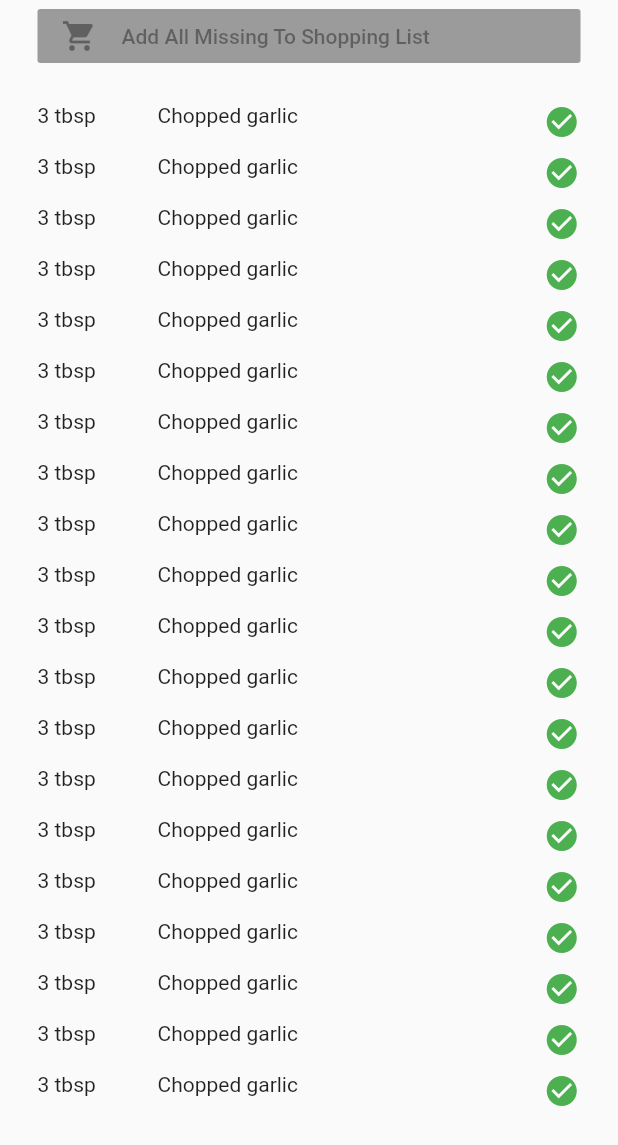
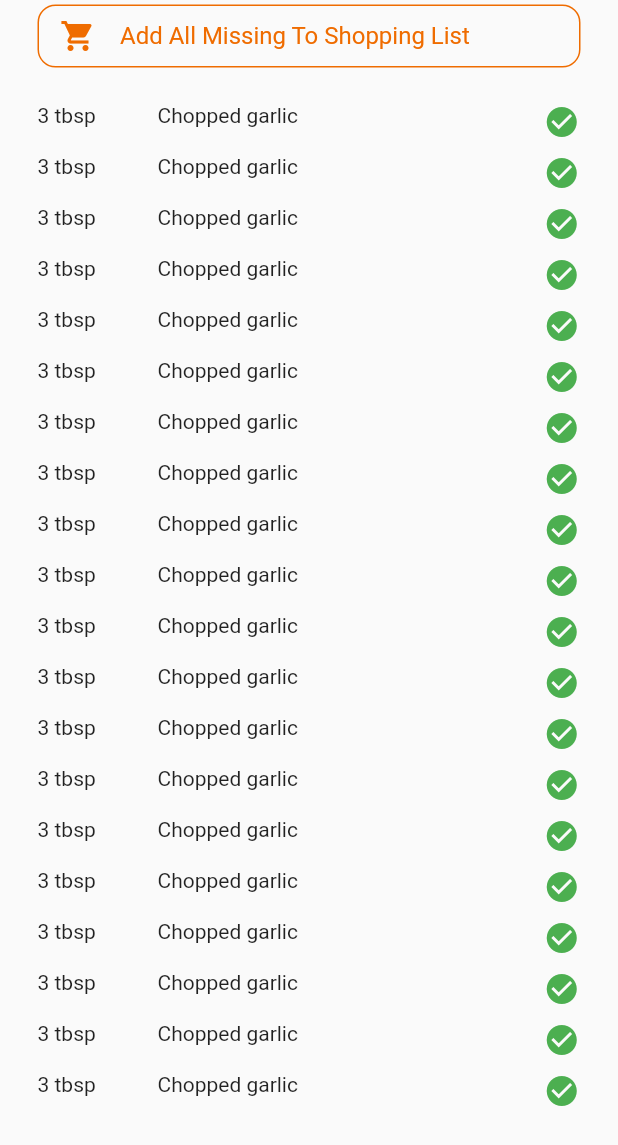
Before and after one commit to FizzyPopp/ChefCapp-Front, a Flutter app: the IngredientsOverview widget shown alone on an empty page, opened directly, on a phone screen of 412 x 824 dp. Shown: the top 1145 px of the screen. Run offline on Flutter 3.47's test engine with Material 2 defaults, Android fonts, the light colour scheme and no system bars.

Commit message:
Recipe page integrated into navigation

```diff
--- a/chef_capp/lib/login.dart
+++ b/chef_capp/lib/login.dart
@@ -1,5 +1,4 @@
 import 'package:flutter/material.dart';
-import 'package:chef_capp/app.dart';
 
 class LoginPage extends StatefulWidget {
 
--- a/chef_capp/lib/main.dart
+++ b/chef_capp/lib/main.dart
@@ -1,12 +1,10 @@
 import 'package:flutter/material.dart';
 import 'package:chef_capp/login.dart';
 import 'package:chef_capp/app.dart';
-import 'package:chef_capp/tabs.dart';
 
-import 'package:chef_capp/recipe_homepage.dart';
 import 'package:chef_capp/recipe_overview.dart';
 
-void main() => runApp(TestApp());
+void main() => runApp(MyApp());
 
 class MyApp extends StatelessWidget {
   final appTitle = 'Chef Capp';
--- a/chef_capp/lib/recipe_overview.dart
+++ b/chef_capp/lib/recipe_overview.dart
@@ -25,7 +25,7 @@ class RecipeOverview extends StatelessWidget {
               return <Widget>[
                 SliverAppBar(
                   backgroundColor: Colors.white,
-                  expandedHeight: 380.0,
+                  expandedHeight: 400.0,
                   flexibleSpace: FlexibleSpaceBar(
                     centerTitle: true,
                     //titlePadding: EdgeInsets.only(left: 18, bottom: 16),
@@ -42,7 +42,7 @@ class RecipeOverview extends StatelessWidget {
                         },
                         blendMode: BlendMode.srcATop,
                         child: Image.asset(
-                          'assets/food.jpg',
+                          'assets/recipe00001.jpg',
                           fit: BoxFit.cover,
                         ),
                       ),
@@ -51,9 +51,8 @@ class RecipeOverview extends StatelessWidget {
                   actions: <Widget>[
                     Expanded(
                       child: Row(
-                        mainAxisAlignment: MainAxisAlignment.spaceBetween,
+                        mainAxisAlignment: MainAxisAlignment.end,
                         children: <Widget>[
-                          BackButton(),
                           IconButton(
                             icon: const Icon(Icons.share),
                             tooltip: 'Add new entry',
@@ -83,7 +82,29 @@ class RecipeOverview extends StatelessWidget {
 class RecipeTitle extends StatelessWidget with PreferredSizeWidget {
   @override
   Widget build(BuildContext context) {
-    return Container(
+    return Column(
+      children: <Widget>[
+        Row(
+          mainAxisAlignment: MainAxisAlignment.end,
+          children: <Widget>[
+            SizedBox(width: 16,),
+            Container(
+              padding: EdgeInsets.symmetric(vertical: 10, horizontal: 20),
+              child: Text(
+                'SERVES 2',
+                style: TextStyle(
+                  fontSize: 16,
+                ),
+              ),
+              decoration: BoxDecoration(
+                borderRadius: BorderRadius.vertical(top: Radius.circular(10.0)),
+                color: Colors.white,
+              ),
+            ),
+            SizedBox(width: 16,),
+          ],
+        ),
+        Container(
           decoration: BoxDecoration(
             color: Colors.white,
           ),
@@ -147,94 +168,14 @@ class RecipeTitle extends StatelessWidget with PreferredSizeWidget {
               ),
             ],
           ),
+        ),
+      ],
     );
   }
 
   @override
   Size get preferredSize => Size.fromHeight(150);
 }
-
-/*
-Scaffold(
-              appBar: AppBar(
-                title: Row(
-                      crossAxisAlignment: CrossAxisAlignment.center,
-                      mainAxisAlignment: MainAxisAlignment.spaceAround,
-                      children: <Widget>[
-                        Row(
-                          crossAxisAlignment: CrossAxisAlignment.center,
-                          mainAxisAlignment: MainAxisAlignment.center,
-                          children: <Widget>[
-                            Icon(
-                              Icons.access_time,
-                              color: Colors.black,
-                              size: 18,
-                            ),
-                            SizedBox(width: 8,),
-                            Column(
-                              mainAxisAlignment: MainAxisAlignment.center,
-                              crossAxisAlignment: CrossAxisAlignment.start,
-                              children: <Widget>[
-                                Text(
-                                  '20 min prep',
-                                  style: TextStyle(
-                                    color: Colors.black,
-                                    fontSize: 16,
-                                    fontWeight: FontWeight.normal,
-                                  ),
-                                ),
-                                Text(
-                                  '+ 10 min cook',
-                                  style: TextStyle(
-                                    color: Colors.black,
-                                    fontSize: 16,
-                                    fontWeight: FontWeight.normal,
-                                  ),
-                                ),
-                              ],
-                            ),
-                          ],
-                        ),
-                        Row(
-                          children: <Widget>[
-                            Icon(
-                              Icons.people_outline,
-                              color: Colors.black,
-                              size: 18,
-                            ),
-                            SizedBox(width: 8,),
-                            Text(
-                              'Serves two',
-                              style: TextStyle(
-                                    color: Colors.black,
-                                    fontSize: 16,
-                                    fontWeight: FontWeight.normal,
-                                  ),
-                            ),
-                          ],
-                        ),
-                      ],
-                    ),
-                backgroundColor: Colors.white,
-                bottom: TabBar(
-                      labelColor: Colors.black,
-                      indicatorColor: Colors.orange[800],
-                      tabs: <Widget>[
-                        Tab(
-                          text: 'INGREDIENTS',
-                        ),
-                        Tab(
-                          text: 'DIRECTIONS',
-                        ),
-                      ],
-                    ),
-              ),
-              body: TabBarView(children: <Widget>[
-                IngredientsOverview(),
-                DirectionsOverview(),
-              ]),
-            ),
-*/
 
 class IngredientsOverview extends StatelessWidget {
   @override
@@ -243,13 +184,29 @@ class IngredientsOverview extends StatelessWidget {
       padding: EdgeInsets.symmetric(horizontal: 25.0),
       child: ListView(
         children: <Widget>[
-          RaisedButton(
+          RawMaterialButton(
+            child: Container(
+              padding: EdgeInsets.symmetric(vertical: 8.0, horizontal: 14.0),
+              decoration: BoxDecoration(
+                border: Border.all(color: Colors.orange[800],),
+                borderRadius: BorderRadius.all(Radius.circular(12.0))
+              ),
               child: Row(
                 children: <Widget>[
-                Icon(Icons.shopping_cart),
+                  Icon(
+                    Icons.shopping_cart,
+                    color: Colors.orange[800],
+                  ),
                   SizedBox(width: 16.0),
-                Text('Add All Missing To Shopping List'),
+                  Text(
+                    'Add All Missing To Shopping List',
+                    style: TextStyle(
+                      color: Colors.orange[800],
+                      fontSize: 16.0,
+                    ),
+                  ),
                 ],
+              ),
             ),
             onPressed: null,
           ),
```
Also changed, not shown: chef_capp/lib/recipe_homepage.dart (+65 -41 lines). Lines whose indentation alone changed are shown as unchanged.
